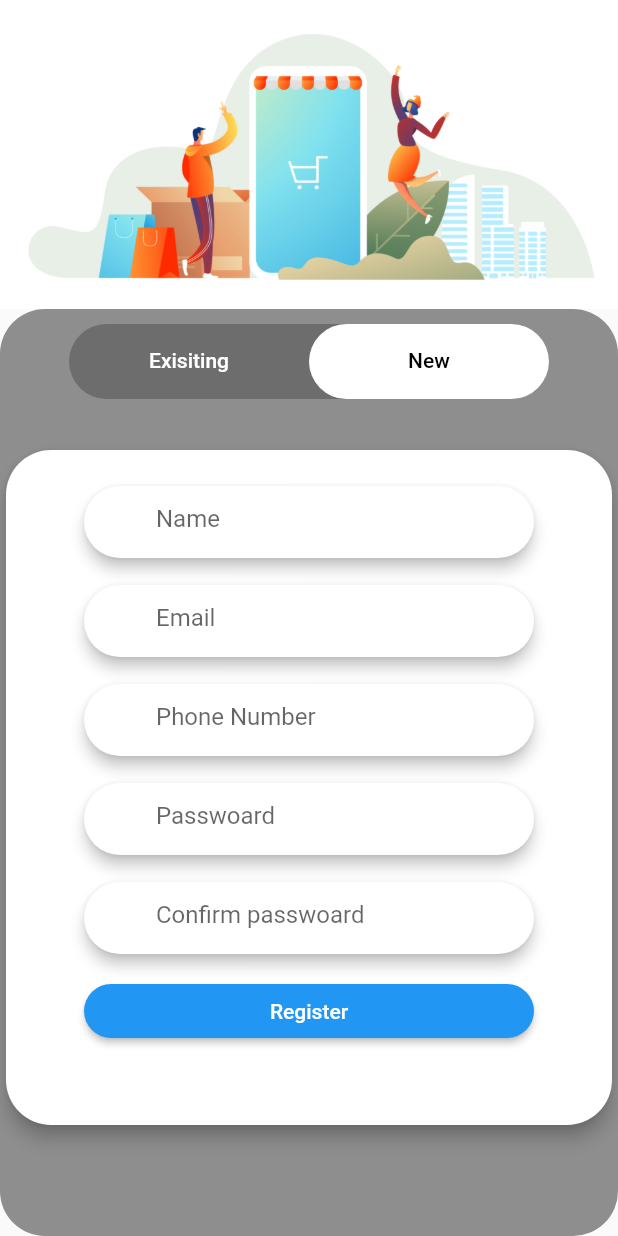
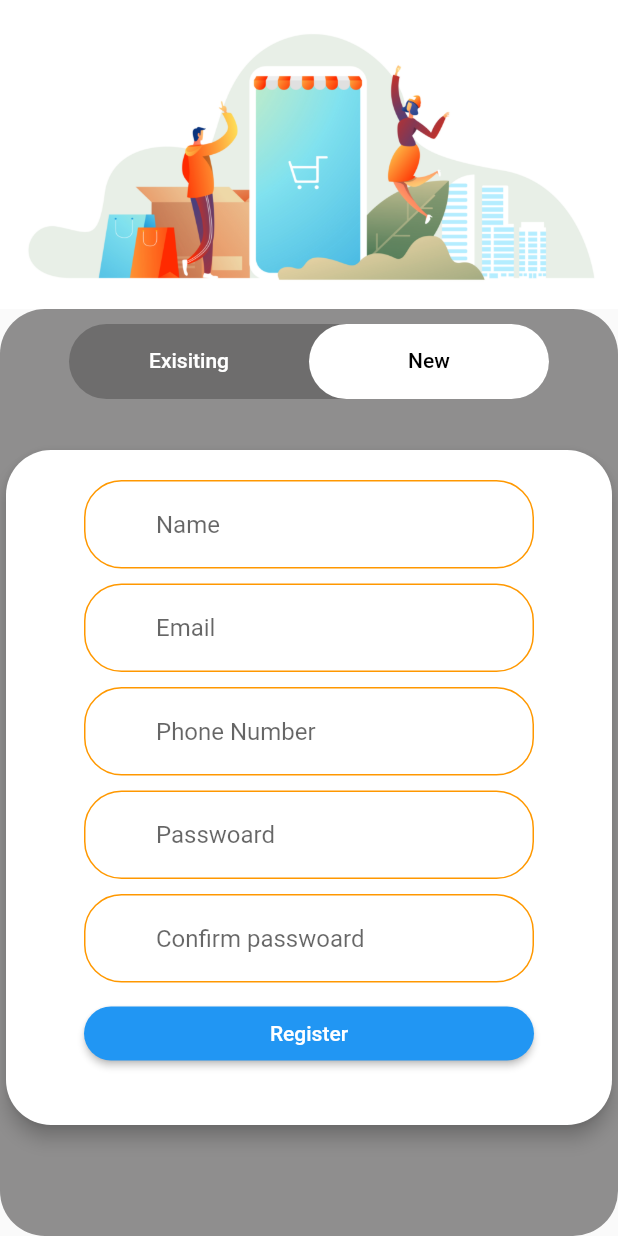
Before and after one commit to muhammedSalihT/ShopCart_Using_Api-Getx, a Flutter app: the AuthScreen screen opened directly, tab 2 chosen, on a phone screen of 412 x 824 dp. Run offline on Flutter 3.47's test engine with Material 2 defaults, Android fonts, the phone set to English and light mode, and no system bars; our stand-ins replace carousel_slider, get, sms_autofill, timer_count_down.

Commit message:
custom form field editted

```diff
--- a/lib/widgets/custom_textform.dart
+++ b/lib/widgets/custom_textform.dart
@@ -8,7 +8,8 @@ class CustomTextForm extends StatelessWidget {
     this.validator,
     this.icon,
     this.hideText = false,
-    required this.hintText, this.controller,
+    required this.hintText,
+    this.controller,
   }) : super(key: key);
 
   final double? width;
@@ -21,13 +22,7 @@ class CustomTextForm extends StatelessWidget {
 
   @override
   Widget build(BuildContext context) {
-    return Card(
-      elevation: 4.0,
-      color: Colors.white,
-      shape: RoundedRectangleBorder(
-        borderRadius: BorderRadius.circular(25),
-      ),
-      child: SizedBox(
+    return SizedBox(
       width: (width == null) ? 300 : width,
       child: Column(
         children: [
@@ -38,6 +33,9 @@ class CustomTextForm extends StatelessWidget {
             keyboardType: keyboardType,
             style: const TextStyle(color: Colors.black),
             decoration: InputDecoration(
+              enabledBorder: OutlineInputBorder(
+                  borderRadius: BorderRadius.circular(25),
+                  borderSide: const BorderSide(color: Colors.orange)),
               focusedBorder: OutlineInputBorder(
                   borderRadius: BorderRadius.circular(25),
                   borderSide: const BorderSide(color: Colors.orange)),
@@ -51,7 +49,6 @@ class CustomTextForm extends StatelessWidget {
           ),
         ],
       ),
-      ),
     );
   }
 }
```
Also changed, not shown: lib/authentication_page/views/register_view.dart (+4 -4 lines). Lines whose indentation alone changed are shown as unchanged.
